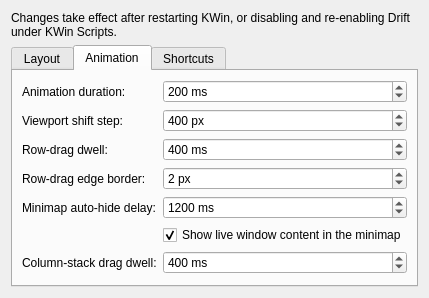
First picture: the form in drift/contents/ui/config.ui, repository epicodic/drift, before the edit.
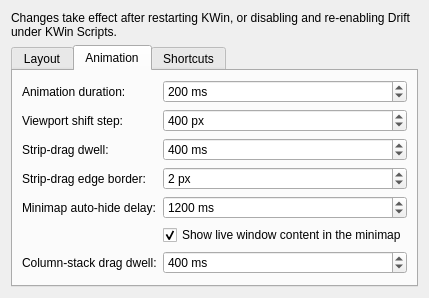
Second picture: the form after the edit. The open tabs and pages were chosen to show the change.

Commit message: renamed row to strip

Diff of the .ui file:
```diff
--- a/drift/contents/ui/config.ui
+++ b/drift/contents/ui/config.ui
@@ -157,7 +157,7 @@
                             <item row="2" column="0">
                                 <widget class="QLabel" name="label_rowDragDwellMs">
                                     <property name="text">
-                                        <string>Row-drag dwell:</string>
+                                        <string>Strip-drag dwell:</string>
                                     </property>
                                 </widget>
                             </item>
@@ -183,7 +183,7 @@
                             <item row="3" column="0">
                                 <widget class="QLabel" name="label_rowDragEdgeBorderPx">
                                     <property name="text">
-                                        <string>Row-drag edge border:</string>
+                                        <string>Strip-drag edge border:</string>
                                     </property>
                                 </widget>
                             </item>
```
Left out of the diff: 12 changed lines with no effect on the pictures. The commit also changes 24 other files.
